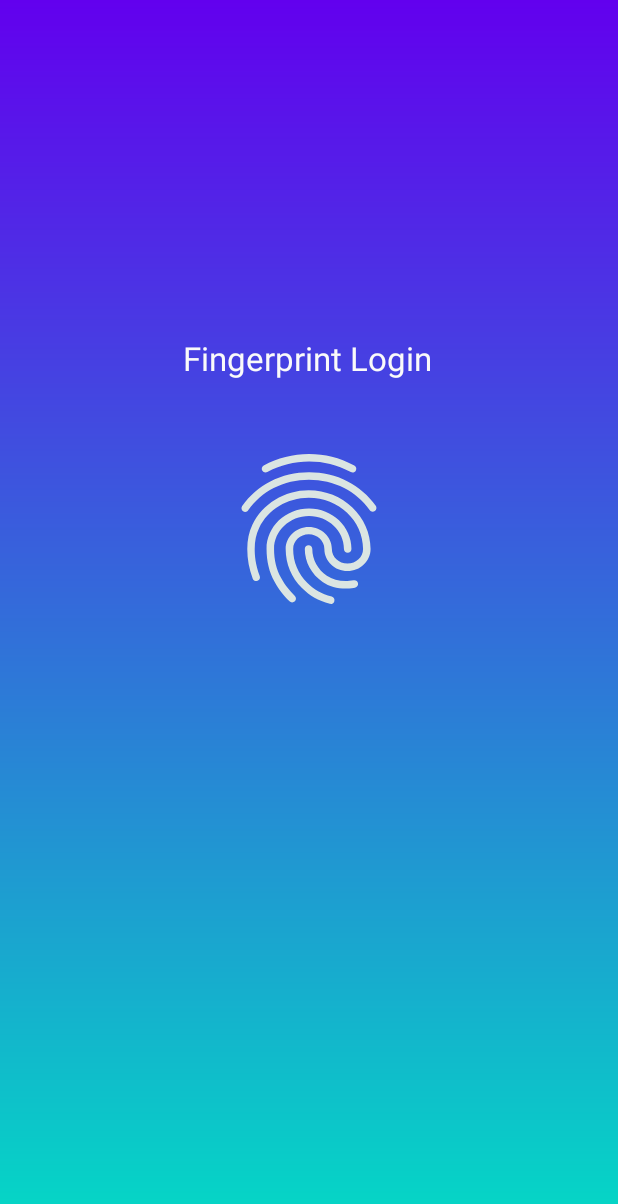
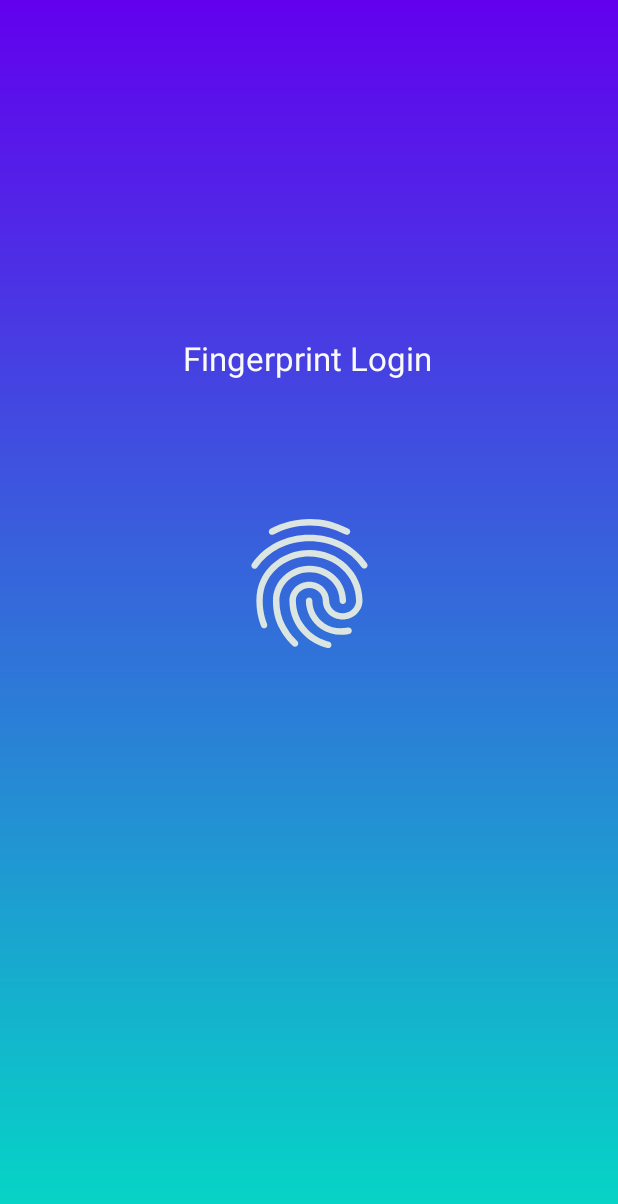
Before and after one commit to Maina-Alex/Android-FingerPrint_Impl, an Android app: the screen it shows after launch (MainActivity), on a phone screen of 412 x 824 dp. Shown: the top 1204 px of the screen. Run offline under Robolectric (Android 15) with nearby library versions, the phone set to English and light mode, and no system bars.

Commit message:
Completed fingerprint authentication

```diff
--- a/app/src/main/AndroidManifest.xml
+++ b/app/src/main/AndroidManifest.xml
@@ -1,6 +1,8 @@
 <?xml version="1.0" encoding="utf-8"?>
 <manifest xmlns:android="http://schemas.android.com/apk/res/android"
     package="com.scyre.androidfingerprint">
+<!--    Add finger print permission-->
+    <uses-permission android:name="android.permission.USE_BIOMETRIC"/>
 
     <application
         android:allowBackup="true"
--- a/app/src/main/java/com/scyre/androidfingerprint/MainActivity.java
+++ b/app/src/main/java/com/scyre/androidfingerprint/MainActivity.java
@@ -1,14 +1,74 @@
 package com.scyre.androidfingerprint;
 
+import androidx.annotation.NonNull;
 import androidx.appcompat.app.AppCompatActivity;
+import androidx.biometric.BiometricManager;
+import androidx.biometric.BiometricPrompt;
+import androidx.core.content.ContextCompat;
 
+import android.content.Intent;
 import android.os.Bundle;
+import android.provider.Settings;
+import android.util.Log;
+import android.view.View;
+import android.widget.ImageView;
+import android.widget.Toast;
+
+import java.util.concurrent.Executor;
+
+import static androidx.biometric.BiometricManager.Authenticators.BIOMETRIC_STRONG;
+import static androidx.biometric.BiometricManager.Authenticators.DEVICE_CREDENTIAL;
 
 public class MainActivity extends AppCompatActivity {
+
+    private ImageView fingerPrintTap;
+    private Executor executor;
+    private BiometricPrompt biometricPrompt;
+    private BiometricPrompt.PromptInfo promptInfo;
 
     @Override
     protected void onCreate(Bundle savedInstanceState) {
         super.onCreate(savedInstanceState);
         setContentView(R.layout.activity_main);
+        fingerPrintTap=findViewById(R.id.fingerPrintTap);
+        fingerPrintTap.setOnClickListener(new View.OnClickListener() {
+            @Override
+            public void onClick(View view) {
+              biometricPrompt.authenticate(promptInfo);
+            }
+        });
+
+        //init biometric
+        executor= ContextCompat.getMainExecutor(this);
+        biometricPrompt=new BiometricPrompt(MainActivity.this, executor, new BiometricPrompt.AuthenticationCallback() {
+            @Override
+            public void onAuthenticationError(int errorCode, @NonNull CharSequence errString) {
+                super.onAuthenticationError(errorCode, errString);
+                Toast toast=Toast.makeText(getApplicationContext(),"Authentication Error" + errString,Toast.LENGTH_LONG);
+                toast.show();
+            }
+
+            @Override
+            public void onAuthenticationSucceeded(@NonNull BiometricPrompt.AuthenticationResult result) {
+                super.onAuthenticationSucceeded(result);
+                Toast toast=Toast.makeText(getApplicationContext(),"Authentication Successful",Toast.LENGTH_LONG);
+                toast.show();
+            }
+
+            @Override
+            public void onAuthenticationFailed() {
+                super.onAuthenticationFailed();
+                Toast toast=Toast.makeText(getApplicationContext(),"Authentication Error",Toast.LENGTH_LONG);
+                toast.show();
+            }
+        });
+
+        //setup title and error for authentication dialog
+        promptInfo=new BiometricPrompt.PromptInfo.Builder()
+                .setTitle("Authentication Required")
+                .setSubtitle("Place your finger on your device to verify your identity")
+                .setNegativeButtonText("User App Password")
+                .build();
+
     }
 }
--- a/app/src/main/res/layout/activity_main.xml
+++ b/app/src/main/res/layout/activity_main.xml
@@ -22,10 +22,10 @@
         app:layout_constraintVertical_bias="0.282" />
 
     <ImageView
-        android:id="@+id/imageView"
-        android:layout_width="wrap_content"
-        android:layout_height="wrap_content"
-        android:layout_marginTop="39dp"
+        android:id="@+id/fingerPrintTap"
+        android:layout_width="111dp"
+        android:layout_height="103dp"
+        android:layout_marginTop="84dp"
         app:layout_constraintEnd_toEndOf="parent"
         app:layout_constraintStart_toStartOf="parent"
         app:layout_constraintTop_toBottomOf="@+id/textView"
```
